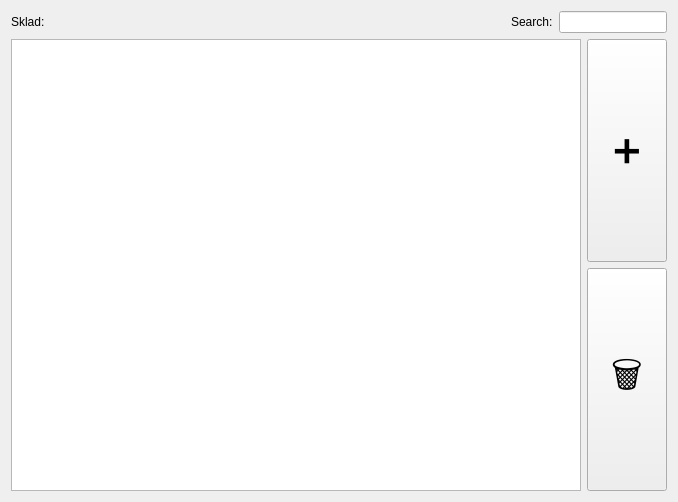
Before: the Qt Designer form stock_widget.ui in skrcka/URO_P2, drawn with Qt 5.
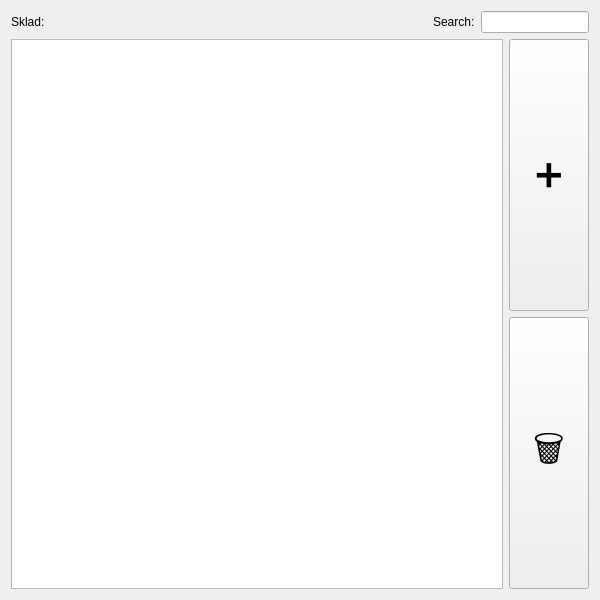
After: the same form once the commit is applied.

Patch:
```diff
--- a/stock_widget.ui
+++ b/stock_widget.ui
@@ -6,8 +6,8 @@
    <rect>
     <x>0</x>
     <y>0</y>
-    <width>678</width>
-    <height>502</height>
+    <width>600</width>
+    <height>600</height>
    </rect>
   </property>
   <property name="sizePolicy">
@@ -19,11 +19,20 @@
   <property name="windowTitle">
    <string>Form</string>
   </property>
-  <layout class="QGridLayout" name="gridLayout">
-   <item row="0" column="0">
+  <layout class="QVBoxLayout" name="verticalLayout_3">
+   <property name="sizeConstraint">
+    <enum>QLayout::SetNoConstraint</enum>
+   </property>
+   <item>
     <layout class="QVBoxLayout" name="verticalLayout">
+     <property name="sizeConstraint">
+      <enum>QLayout::SetNoConstraint</enum>
+     </property>
      <item>
       <layout class="QHBoxLayout" name="horizontalLayout">
+       <property name="sizeConstraint">
+        <enum>QLayout::SetNoConstraint</enum>
+       </property>
        <item>
         <widget class="QLabel" name="stock_label">
          <property name="sizePolicy">
@@ -64,11 +73,17 @@
      </item>
      <item>
       <layout class="QHBoxLayout" name="horizontalLayout_2">
+       <property name="sizeConstraint">
+        <enum>QLayout::SetNoConstraint</enum>
+       </property>
        <item>
         <widget class="QTableWidget" name="stock_list"/>
        </item>
        <item>
         <layout class="QVBoxLayout" name="verticalLayout_2">
+         <property name="sizeConstraint">
+          <enum>QLayout::SetNoConstraint</enum>
+         </property>
          <item>
           <widget class="QPushButton" name="stock_add_button">
            <property name="sizePolicy">
```
